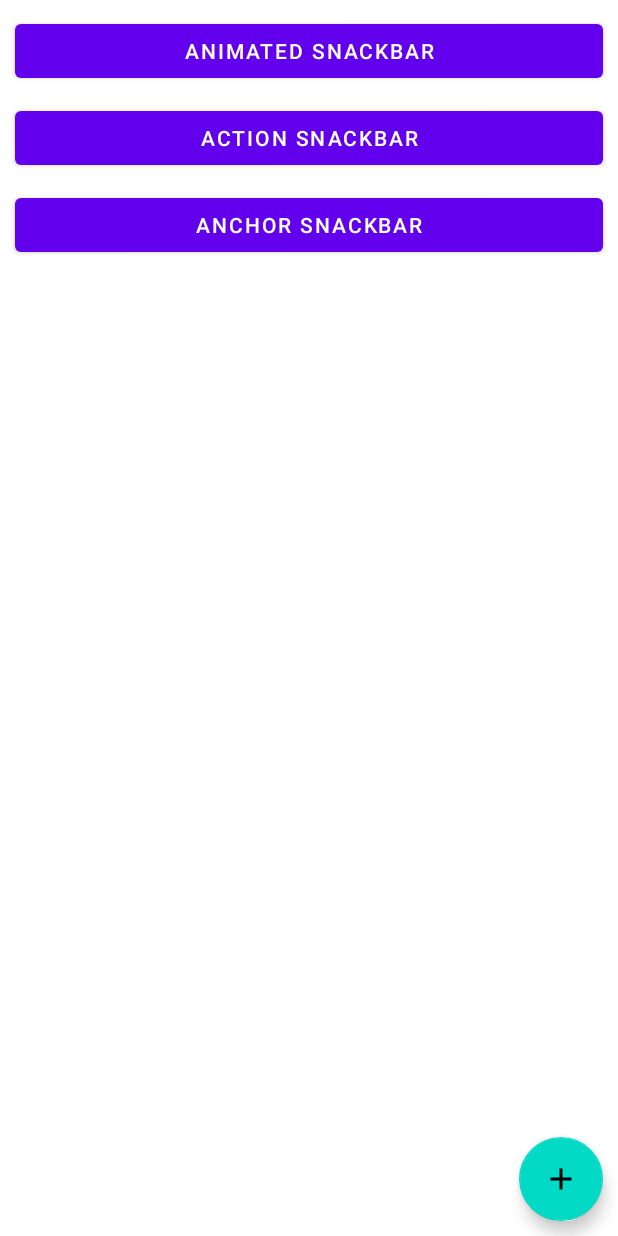
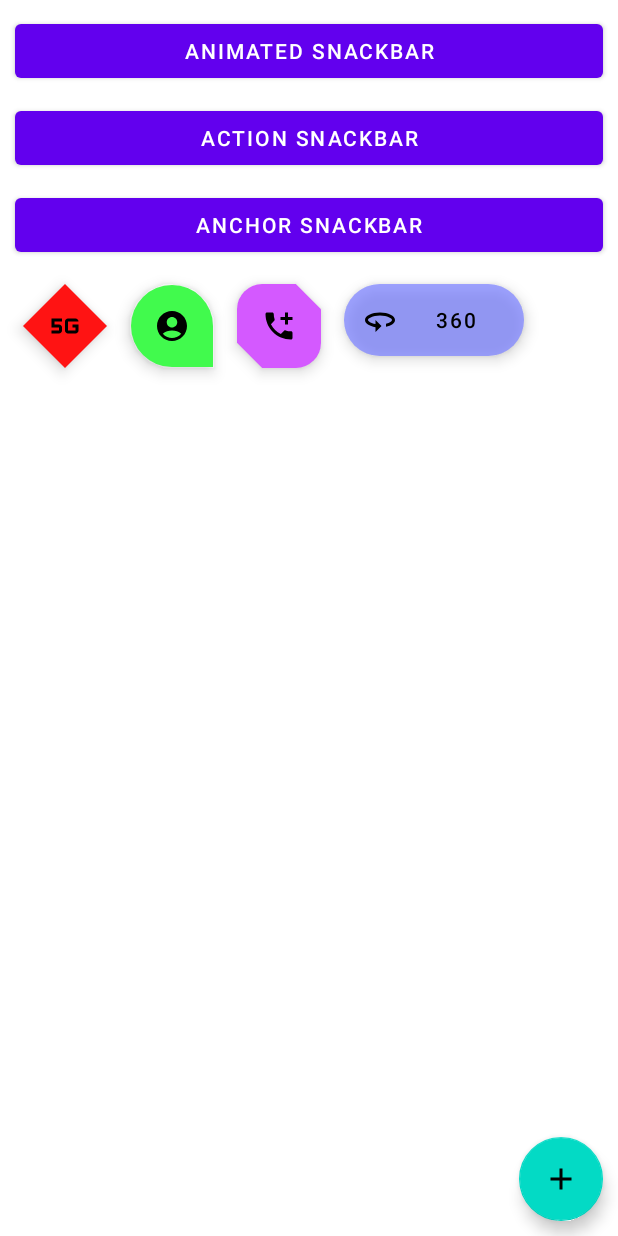
Before and after one commit to nishiket04/Mobile-Training-2025, an Android app: the SnackbarFabActivity screen opened directly, with no data from a screen before it, on a phone screen of 412 x 824 dp. Run offline under Robolectric (Android 15) with nearby library versions, the phone set to English and light mode, and no system bars.

Commit message:
diffrent shap of Fab icons

```diff
--- a/app/src/main/res/layout/activity_snackbar_fab.xml
+++ b/app/src/main/res/layout/activity_snackbar_fab.xml
@@ -66,4 +66,54 @@
         app:layout_constraintStart_toStartOf="parent"
         app:layout_constraintTop_toBottomOf="@id/actionSnackBar" />
 
+
+    <com.google.android.material.floatingactionbutton.FloatingActionButton
+        android:id="@+id/floatingActionButton3"
+        android:layout_width="wrap_content"
+        android:layout_height="wrap_content"
+        android:layout_margin="15dp"
+        android:backgroundTint="#FF1313"
+        android:src="@drawable/baseline_5g_24"
+        app:layout_constraintStart_toStartOf="parent"
+        app:layout_constraintTop_toBottomOf="@+id/anchorSnackBar"
+        app:shapeAppearanceOverlay="@style/dimondFab" />
+
+    <com.google.android.material.floatingactionbutton.FloatingActionButton
+        android:id="@+id/floatingActionButton"
+        android:layout_width="wrap_content"
+        android:layout_height="wrap_content"
+        android:layout_margin="15dp"
+        android:layout_marginStart="44dp"
+        android:layout_marginTop="4dp"
+        android:backgroundTint="#41FA4D"
+        android:src="@drawable/baseline_account_circle_24"
+        app:layout_constraintStart_toEndOf="@+id/floatingActionButton3"
+        app:layout_constraintTop_toBottomOf="@+id/anchorSnackBar"
+        app:shapeAppearanceOverlay="@style/chatFab" />
+
+    <com.google.android.material.floatingactionbutton.FloatingActionButton
+        android:id="@+id/floatingActionButton2"
+        android:layout_width="wrap_content"
+        android:layout_height="wrap_content"
+        android:layout_margin="15dp"
+        android:layout_marginTop="4dp"
+        android:backgroundTint="#D459FF"
+        android:src="@drawable/baseline_add_ic_call_24"
+        app:layout_constraintStart_toEndOf="@+id/floatingActionButton"
+        app:layout_constraintTop_toBottomOf="@+id/anchorSnackBar"
+        app:shapeAppearanceOverlay="@style/Fab" />
+
+    <com.google.android.material.floatingactionbutton.ExtendedFloatingActionButton
+        android:id="@+id/extendedFloatingActionButton"
+        android:layout_width="wrap_content"
+        android:layout_height="wrap_content"
+        android:layout_margin="15dp"
+        android:backgroundTint="#76777DFF"
+        android:text="360"
+        android:textAlignment="center"
+        app:icon="@drawable/baseline_360_24"
+        app:layout_constraintStart_toEndOf="@+id/floatingActionButton2"
+        app:layout_constraintTop_toBottomOf="@+id/anchorSnackBar" />
+
+
 </androidx.constraintlayout.widget.ConstraintLayout>
--- a/app/src/main/res/values/themes.xml
+++ b/app/src/main/res/values/themes.xml
@@ -15,4 +15,24 @@
         <!-- color for toolbar Items icon to be black-->
         <item name="colorControlNormal">@color/black</item>
     </style>
+
+    <style name="dimondFab" parent="Widget.Design.FloatingActionButton">
+        <item name="cornerFamily">cut</item>
+        <item name="cornerSize">50%</item>
+    </style>
+
+    <style name="chatFab" parent="Widget.Design.FloatingActionButton">
+        <item name="cornerFamilyTopRight">rounded</item>
+        <item name="cornerFamilyTopLeft">rounded</item>
+        <item name="cornerFamilyBottomLeft">rounded</item>
+        <item name="cornerSize">50%</item>
+        <item name="cornerSizeBottomRight">0dp</item>
+    </style>
+
+    <style name="Fab" parent="Widget.Design.FloatingActionButton">
+        <item name="cornerFamilyTopRight">cut</item>
+        <item name="cornerFamilyTopLeft">rounded</item>
+        <item name="cornerFamilyBottomLeft">cut</item>
+        <item name="cornerSize">30%</item>
+    </style>
 </resources>
```
